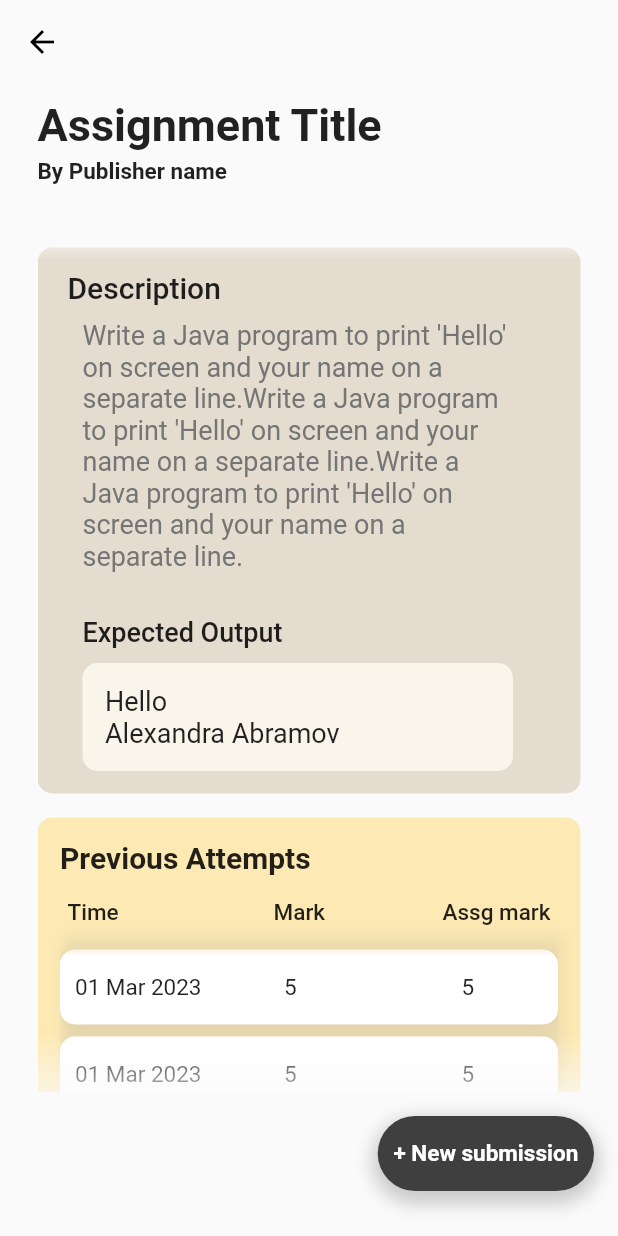
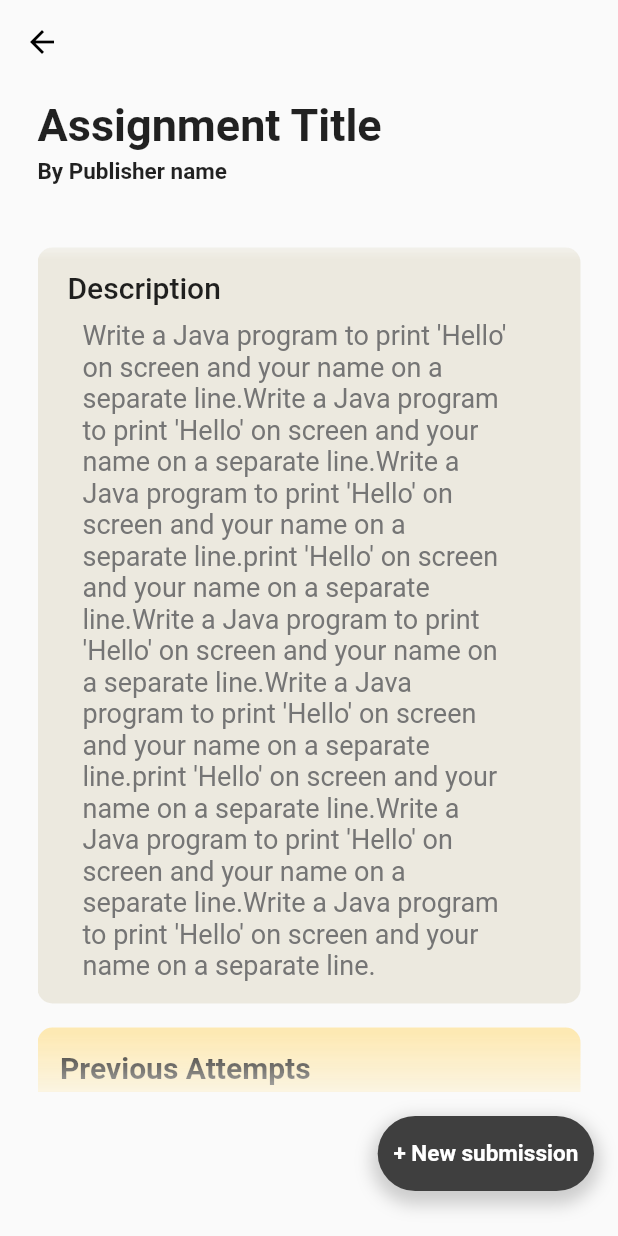
Before and after one commit to flutter-team5/Checky, a Flutter app: the SingleAssignmentScreen screen opened directly, on a phone screen of 412 x 824 dp. Run offline on Flutter 3.47's test engine with Material 2 defaults, Android fonts, the phone set to English and light mode, and no system bars; our stand-ins replace dot_navigation_bar, file_picker, flutter_snake_navigationbar, supabase_flutter; accounts and stored records are empty.

Commit message:
Delete expected output section in Single assg page

```diff
--- a/checky/lib/constants/colors.dart
+++ b/checky/lib/constants/colors.dart
@@ -10,7 +10,7 @@ class CColors {
   static const yellow = Color(0xFFFFDD83);
   static const lightYellow = Color.fromARGB(255, 255, 229, 158);
   static const butterMilk = Color.fromARGB(255, 253, 233, 179);
-  static const lightBeige = Color(0xFFF9F5EB);
+  static const lightBeige = Color.fromARGB(255, 236, 233, 223);
   static const white = Colors.white;
   static const black = Colors.black;
   static const darkGrey = Color.fromARGB(255, 63, 63, 63);
--- a/checky/lib/main.dart
+++ b/checky/lib/main.dart
@@ -1,3 +1,4 @@
+import 'package:checky/screens/assignments_views/single_assignment_screen.dart';
 import 'package:checky/screens/pre_auth/login_screen.dart';
 import 'package:checky/services/database/database_connector.dart';
 import 'package:flutter/material.dart';
@@ -14,7 +15,8 @@ class MainApp extends StatelessWidget {
   Widget build(BuildContext context) {
     return const MaterialApp(
       debugShowCheckedModeBanner: false,
-      home: LogInScreen(),
+      home: SingleAssignmentScreen(),
+      //LogInScreen(),
     );
   }
 }
--- a/checky/lib/screens/assignments_views/single_assignment_screen.dart
+++ b/checky/lib/screens/assignments_views/single_assignment_screen.dart
@@ -26,8 +26,7 @@ class _SingleAssignmentScreenState extends State<SingleAssignmentScreen> {
         child: Column(
           children: [
             Container(
-              margin: const EdgeInsets.only(
-                  top: 10, left: 25, right: 25),
+              margin: const EdgeInsets.only(top: 10, left: 25, right: 25),
               child: Column(
                 //Start of the main column
                 crossAxisAlignment: CrossAxisAlignment.start,
@@ -76,7 +75,7 @@ class _SingleAssignmentScreenState extends State<SingleAssignmentScreen> {
                               margin: const EdgeInsets.only(top: 10),
                               padding: const EdgeInsets.all(15),
                               decoration: BoxDecoration(
-                                  color: CColors.beige,
+                                  color: CColors.lightBeige,
                                   borderRadius: BorderRadius.circular(10)),
                               child: Column(
                                 crossAxisAlignment: CrossAxisAlignment.start,
@@ -94,45 +93,20 @@ class _SingleAssignmentScreenState extends State<SingleAssignmentScreen> {
                                     padding: const EdgeInsets.only(
                                         left: 15.0, top: 10, right: 30),
                                     child: Text(
-                                      "Write a Java program to print 'Hello' on screen and your name on a separate line.Write a Java program to print 'Hello' on screen and your name on a separate line.Write a Java program to print 'Hello' on screen and your name on a separate line.",
+                                      "Write a Java program to print 'Hello' on screen and your name on a separate line.Write a Java program to print 'Hello' on screen and your name on a separate line.Write a Java program to print 'Hello' on screen and your name on a separate line.print 'Hello' on screen and your name on a separate line.Write a Java program to print 'Hello' on screen and your name on a separate line.Write a Java program to print 'Hello' on screen and your name on a separate line.print 'Hello' on screen and your name on a separate line.Write a Java program to print 'Hello' on screen and your name on a separate line.Write a Java program to print 'Hello' on screen and your name on a separate line.",
                                       style: TextStyle(
-                                          fontSize: 18,
-                                          fontWeight: FontWeight.normal,
-                                          color: Colors.grey[600]),
-                                    ),
-                                  ),
-                                  const Padding(
-                                    padding: EdgeInsets.only(
-                                        left: 15.0, top: 30, right: 30),
-                                    child: Text(
-                                      "Expected Output",
-                                      style: TextStyle(
-                                          fontSize: 18,
-                                          fontWeight: FontWeight.w500),
-                                    ),
-                                  ),
-                                  Container(
-                                    margin: const EdgeInsets.only(
-                                        left: 15.0, top: 10, right: 30),
-                                    width: MediaQuery.of(context).size.width,
-                                    padding: const EdgeInsets.symmetric(
-                                        vertical: 15, horizontal: 15),
-                                    decoration: BoxDecoration(
-                                        color: CColors.lightBeige,
-                                        borderRadius:
-                                            BorderRadius.circular(10)),
-                                    child: const Text(
-                                      "Hello\nAlexandra Abramov",
-                                      style: TextStyle(
-                                          fontSize: 18,
-                                          fontWeight: FontWeight.normal),
+                                        fontSize: 18,
+                                        fontWeight: FontWeight.normal,
+                                        color: Colors.grey[600],
+                                      ),
                                     ),
                                   ),
                                 ],
                               ),
                             ), // End of Description Container
                             CSpaces.kVspace16,
-                            Container( //Start of Previous Attempts Container
+                            Container(
+                              //Start of Previous Attempts Container
                               padding: const EdgeInsets.only(
                                   top: 15, bottom: 5, left: 15, right: 15),
                               decoration: BoxDecoration(
@@ -184,7 +158,8 @@ class _SingleAssignmentScreenState extends State<SingleAssignmentScreen> {
                                     ),
                                   ),
                                   CSpaces.kVspace8,
-                                  Container(//Start of scrolling attempts container
+                                  Container(
+                                    //Start of scrolling attempts container
                                     decoration: BoxDecoration(
                                       // border: Border(
                                       //   top: BorderSide(
@@ -251,7 +226,7 @@ class _SingleAssignmentScreenState extends State<SingleAssignmentScreen> {
                                   ),
                                 ],
                               ),
-                            ),//End of Previous Attempts Container
+                            ), //End of Previous Attempts Container
                           ],
                         ), //End of scrolling Column
                       ),
```
